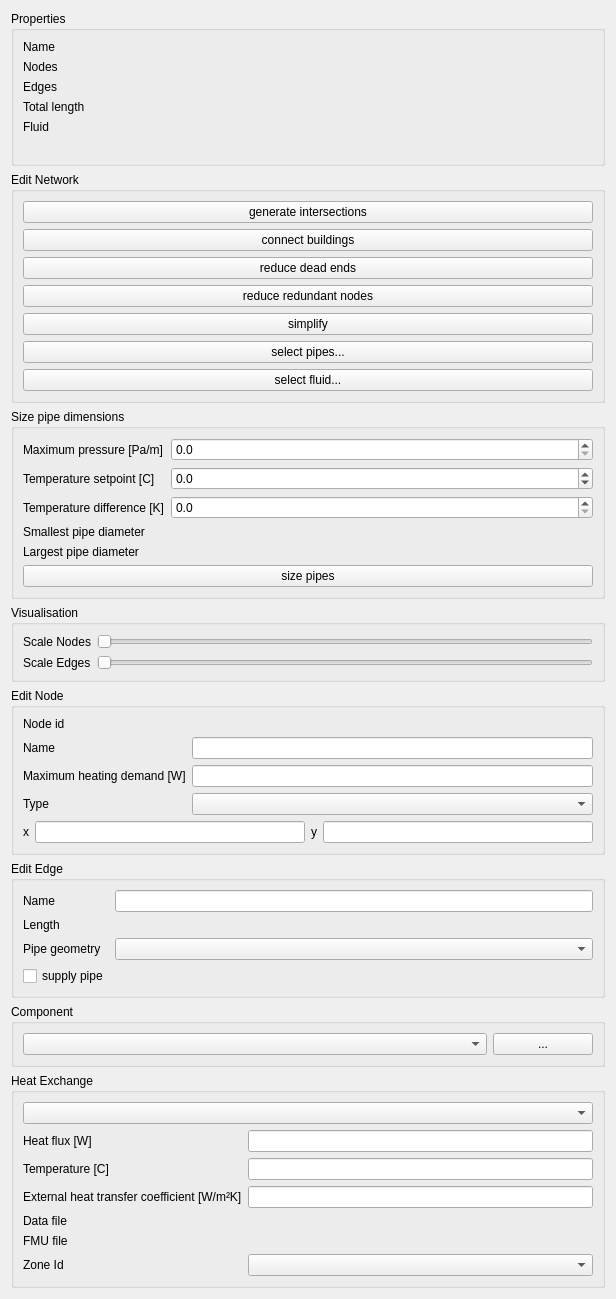
First picture: the form in SIM-VICUS/src/SVPropNetworkEditWidget.ui, repository ghorwin/SIM-VICUS, before the edit.
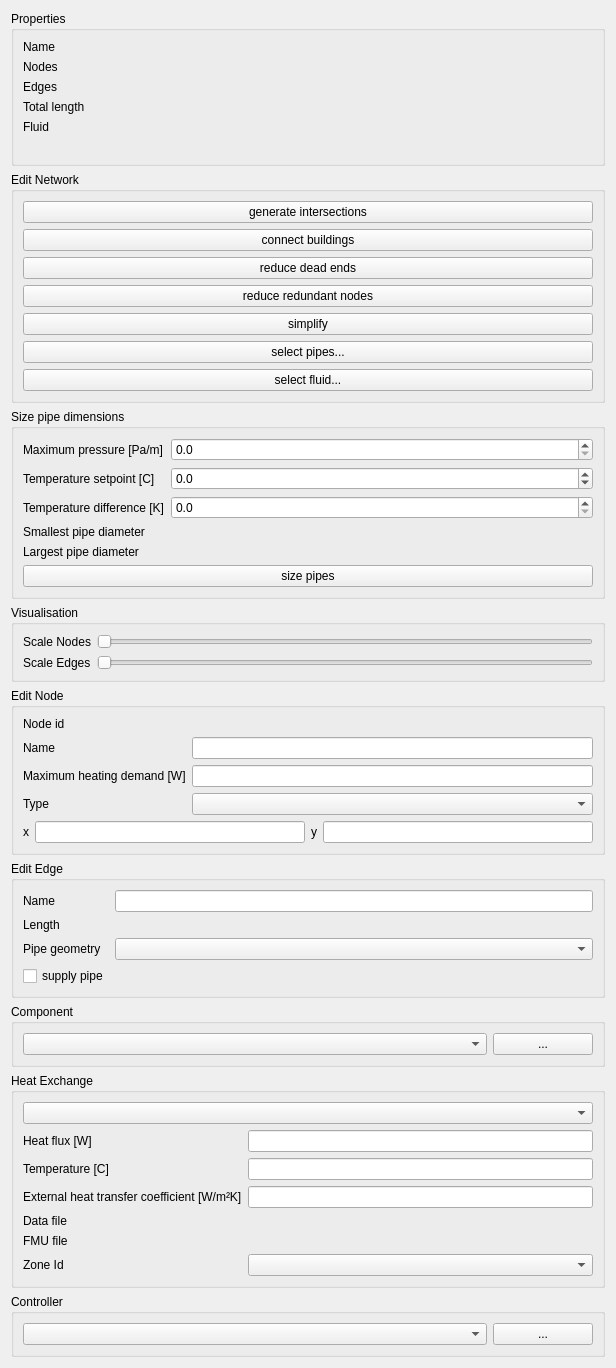
Second picture: the form after the edit. Custom widgets are drawn as their Qt base class.

Commit message: add Vicus NetworkController structure and start implementing controller dialog

Patch:
```diff
--- a/SIM-VICUS/src/SVPropNetworkEditWidget.ui
+++ b/SIM-VICUS/src/SVPropNetworkEditWidget.ui
@@ -7,7 +7,7 @@
     <x>0</x>
     <y>0</y>
     <width>616</width>
-    <height>1088</height>
+    <height>1306</height>
    </rect>
   </property>
   <property name="windowTitle">
@@ -549,6 +549,31 @@
      </layout>
     </widget>
    </item>
+   <item>
+    <widget class="QGroupBox" name="groupBoxController">
+     <property name="title">
+      <string>Controller</string>
+     </property>
+     <layout class="QHBoxLayout" name="horizontalLayout_2">
+      <item>
+       <widget class="QComboBox" name="comboBoxController"/>
+      </item>
+      <item>
+       <widget class="QPushButton" name="pushButtonEditController">
+        <property name="maximumSize">
+         <size>
+          <width>100</width>
+          <height>16777215</height>
+         </size>
+        </property>
+        <property name="text">
+         <string>...</string>
+        </property>
+       </widget>
+      </item>
+     </layout>
+    </widget>
+   </item>
    <item>
     <spacer name="verticalSpacer">
      <property name="orientation">
```
The commit also changes 11 other files.
